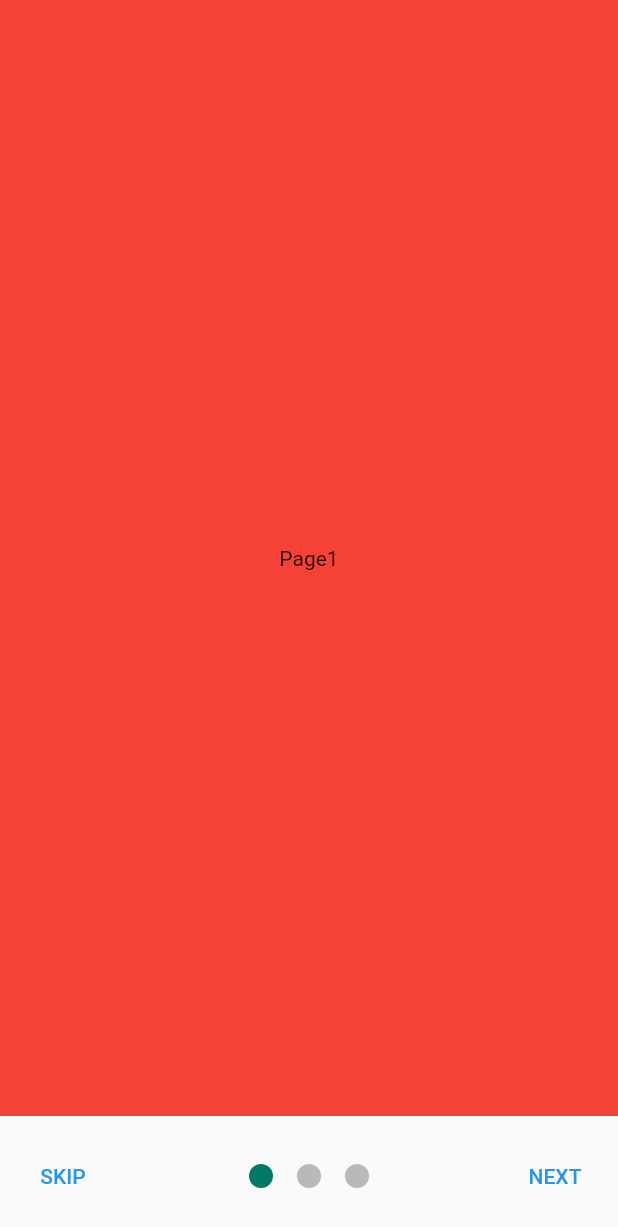
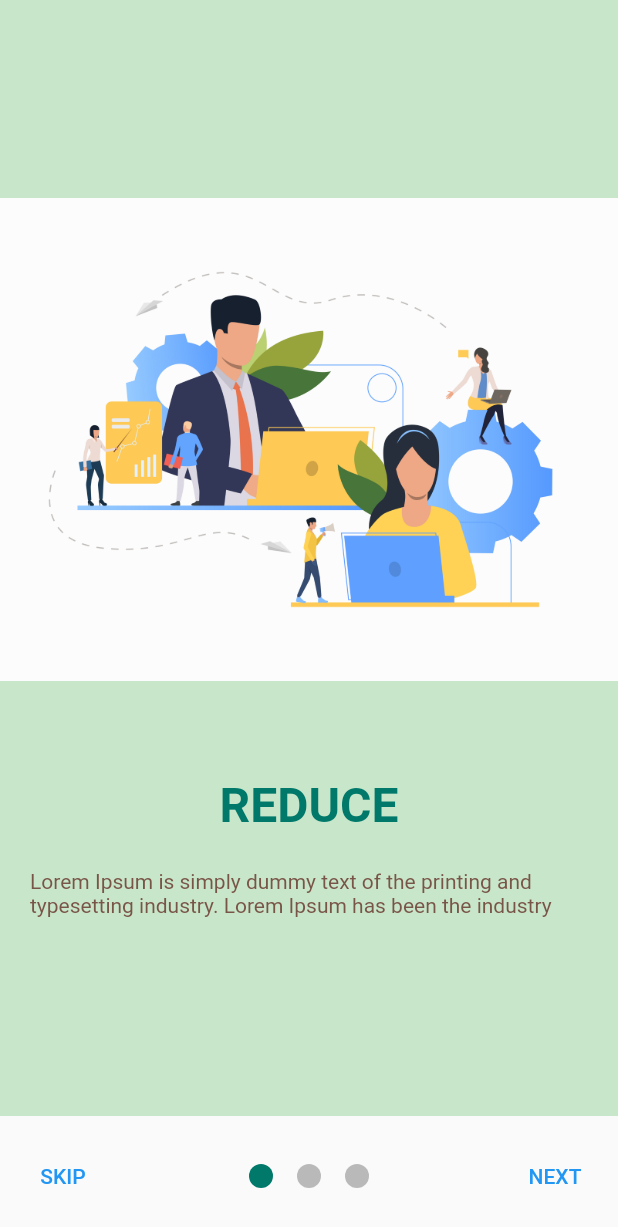
Before and after one commit to mdarshikhan/onboarding_flutter, a Flutter app: the screen it shows after launch, on a phone screen of 412 x 824 dp. Shown: the top 1227 px of the screen. Run offline on Flutter 3.47's test engine with Material 2 defaults, Android fonts, the phone set to English and light mode, and no system bars; drawn by our look-alikes of smooth_page_indicator.

```diff
--- a/lib/main.dart
+++ b/lib/main.dart
@@ -138,6 +138,42 @@ class _OnBoardingPageState extends State<OnBoardingPage> {
     });
   }
 
+  Widget buildPage({
+  required Color color,
+    required String urlImage,
+    required String title,
+    required String subTitle
+
+}) => Container(
+    color: color,
+    child: Column(
+      mainAxisAlignment: MainAxisAlignment.center,
+      children: [
+        Image.asset(urlImage,
+        fit: BoxFit.cover,
+          width: double.infinity,
+        ),
+        const SizedBox(height: 64),
+        Text(
+          title,
+          style: TextStyle(
+            color: Colors.teal.shade700,
+            fontSize: 32,
+            fontWeight: FontWeight.bold,
+          ),
+        ),
+        const SizedBox(height: 24),
+        Container(
+          padding: const EdgeInsets.symmetric(horizontal: 20),
+          child: Text(
+            subTitle,
+            style: const TextStyle(color: Colors.brown),
+          ),
+        )
+      ],
+    ),
+  );
+
   @override
   Widget build(BuildContext context) {
     // This method is rerun every time setState is called, for instance as done
@@ -157,18 +193,24 @@ class _OnBoardingPageState extends State<OnBoardingPage> {
               setState(() => isLastPage = index == 2);
             },
             children: [
-              Container(
-                color: Colors.red,
-                child: const Center(child: Text("Page1")),
+              buildPage(
+                color: Colors.green.shade100,
+                urlImage: 'assets/page1.jpg',
+                title: 'REDUCE',
+                subTitle: 'Lorem Ipsum is simply dummy text of the printing and typesetting industry. Lorem Ipsum has been the industry'
               ),
-              Container(
-                color: Colors.green,
-                child: const Center(child: Text("Page2")),
+              buildPage(
+                  color: Colors.green.shade100,
+                  urlImage: 'assets/page2.jpg',
+                  title: 'RECYCLE',
+                  subTitle: 'Lorem Ipsum is simply dummy text of the printing and typesetting industry. Lorem Ipsum has been the industry'
               ),
-              Container(
-                color: Colors.blue,
-                child: const Center(child: Text("Page3")),
-              )
+              buildPage(
+                  color: Colors.green.shade100,
+                  urlImage: 'assets/page3.jpg',
+                  title: 'REUSE',
+                  subTitle: 'Lorem Ipsum is simply dummy text of the printing and typesetting industry. Lorem Ipsum has been the industry'
+              ),
             ],
           )),
       bottomSheet: isLastPage
```
Also changed, not shown: pubspec.yaml (+7 -3 lines), assets/page1.jpg (added), assets/page2.jpg (added), assets/page3.jpg (added).
